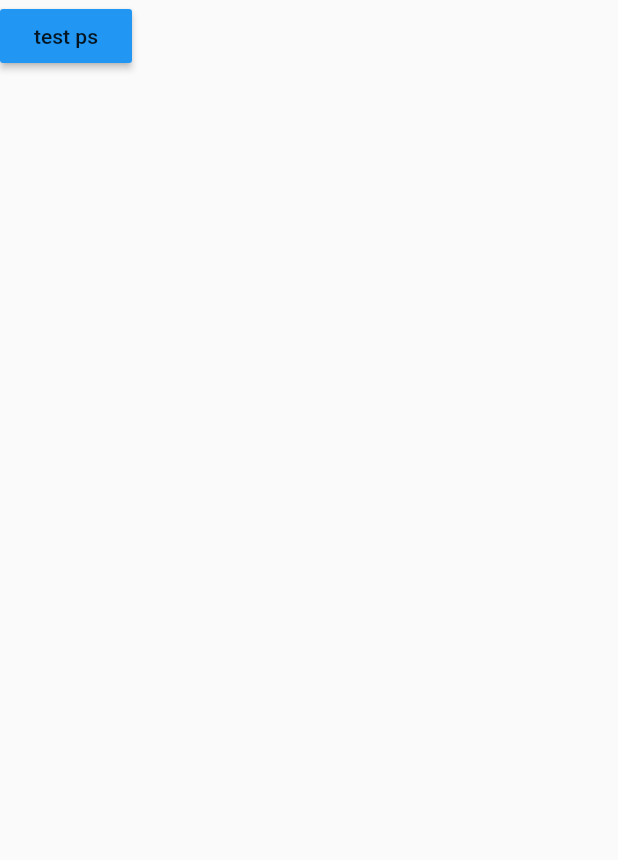
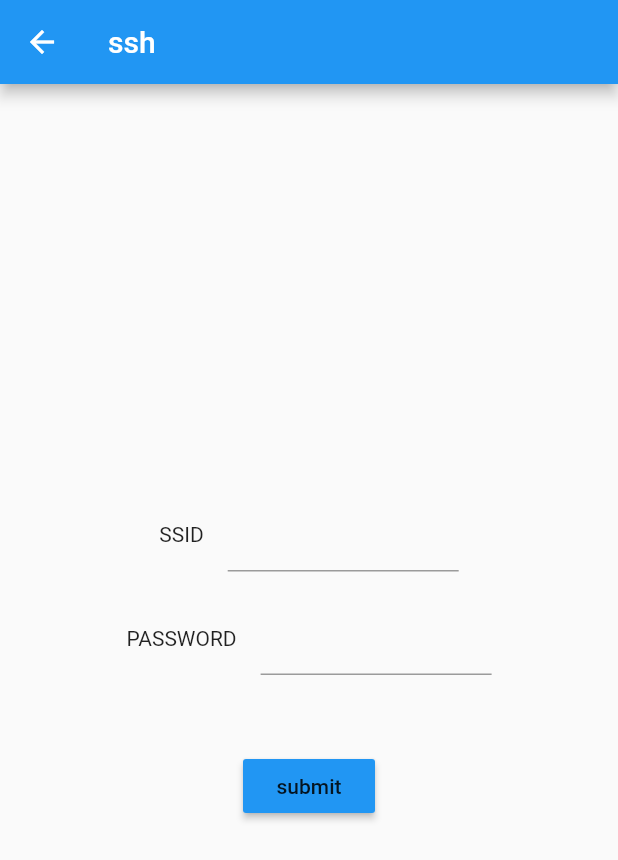
Before and after one commit to sh0116/SWM_109Team, a Flutter app: the ssh screen opened directly, on a phone screen of 412 x 824 dp. Shown: the top 860 px of the screen. Run offline on Flutter 3.47's test engine with Material 2 defaults, Android fonts, the phone set to English and light mode, and no system bars; our stand-ins replace shared_preferences, webview_flutter; missing offline and left inert: ssh; accounts and stored records are empty; project files that could hold a hidden picture were left out.

Commit message:
append ssid to tmp.txt
Former-commit-id: 766cbe0cf4df1d2722b1231946adbf0bf75cbc42

```diff
--- a/test109/lib/initialSetUp/ssh.dart
+++ b/test109/lib/initialSetUp/ssh.dart
@@ -14,10 +14,12 @@ class ssh extends StatefulWidget {
 class _sshState extends State<ssh> {
   String _result = '';
   List _array;
+  String _ssid = '';
+  String _psk = '';
 
   Future<void> onClickCmd() async {
     var client = new SSHClient(
-      host: "192.168.100.70",
+      host: "172.30.1.47",
       port: 22,
       username: "pi",
       passwordOrKey: "raspberry",
@@ -27,17 +29,19 @@ class _sshState extends State<ssh> {
     //try {
     result = await client.connect();
     if (result == "session_connected") {
-      result = await client.execute("echo 'network={' | sudo tee -a /etc/wpa_supplicant/wpa_supplicant.conf");
-      result = await client.execute("echo '    ssid=\"hub_sungsoo\"' | sudo tee -a /etc/wpa_supplicant/wpa_supplicant.conf");
-      result = await client.execute("echo '    psk=\"1234567890\"' | sudo tee -a /etc/wpa_supplicant/wpa_supplicant.conf");
-      result = await client.execute("echo '    key_mgmt=WPA-PSK' | sudo tee -a /etc/wpa_supplicant/wpa_supplicant.conf");
-      result = await client.execute("echo '}' | sudo tee -a /etc/wpa_supplicant/wpa_supplicant.conf");
-      result = await client.execute("reboot | sudo tee -a /etc/wpa_supplicant/wpa_supplicant.conf");
+      await client.execute("echo 'network={' | sudo tee -a /etc/wpa_supplicant/wpa_supplicant.conf");
+      await client.execute("echo '    ssid=\"" + _ssid + "\"' | sudo tee -a /etc/wpa_supplicant/wpa_supplicant.conf");
+      await client.execute("echo '    psk=\"" + _psk + "\"' | sudo tee -a /etc/wpa_supplicant/wpa_supplicant.conf");
+      await client.execute("echo '    key_mgmt=WPA-PSK' | sudo tee -a /etc/wpa_supplicant/wpa_supplicant.conf");
+      await client.execute("echo '}' | sudo tee -a /etc/wpa_supplicant/wpa_supplicant.conf");
+      await client.execute("echo '" + _ssid + "' | sudo tee -a /etc/tmp.txt");
+      await client.execute("sudo reboot");
     }
-      client.disconnect();
+    client.disconnect();
+    Navigator.pop(context);
     //}
     //} on PlatformException catch (e) {
-     //print('Error: ${e.code}\nError Message: ${e.message}');
+    //print('Error: ${e.code}\nError Message: ${e.message}');
     //}
 
     setState(() {
@@ -49,16 +53,61 @@ class _sshState extends State<ssh> {
   @override
   Widget build(BuildContext context) {
     return Scaffold(
+      appBar: AppBar(
+        title: Text('ssh'),
+      ),
       body: Column(
+        mainAxisAlignment: MainAxisAlignment.center,
+        crossAxisAlignment: CrossAxisAlignment.center,
         children: <Widget> [
+          //Text('Login - protector'),
+          //SizedBox(height: 20),
+          Row(
+            mainAxisAlignment: MainAxisAlignment.center,
+            children: <Widget>[
+              Text('SSID'),
+              Container(
+                child: TextField(
+                  controller: TextEditingController(),
+                  style: TextStyle(fontSize: 21, color: Colors.black),
+                  textAlign: TextAlign.center,
+                  onChanged: (String str){
+                    _ssid = str;
+                  },
+                ),
+                width: 170,
+                padding: EdgeInsets.only(left: 16),
+              )
+            ],
+          ),
+          SizedBox(height: 20),
+          Row(
+            mainAxisAlignment: MainAxisAlignment.center,
+            children: <Widget>[
+              Text('PASSWORD'),
+              Container(
+                child: TextField(
+                  controller: TextEditingController(),
+                  style: TextStyle(fontSize: 21, color: Colors.black),
+                  textAlign: TextAlign.center,
+                  onChanged: (String str){
+                    _psk = str;
+                  },
+                ),
+                width: 170,
+                padding: EdgeInsets.only(left: 16),
+              )
+            ],
+          ),
+          SizedBox(height: 50),
           RaisedButton(
-              child: Text("test ps"),
+              child: Text("submit"),
               onPressed: onClickCmd,
               color: Colors.blue
           ),
-          SizedBox(height: 50),
-          Text(_result)
-        ]
+          //SizedBox(height: 50),
+          //Text(_result),
+          ]
       )
     );
   }
```
